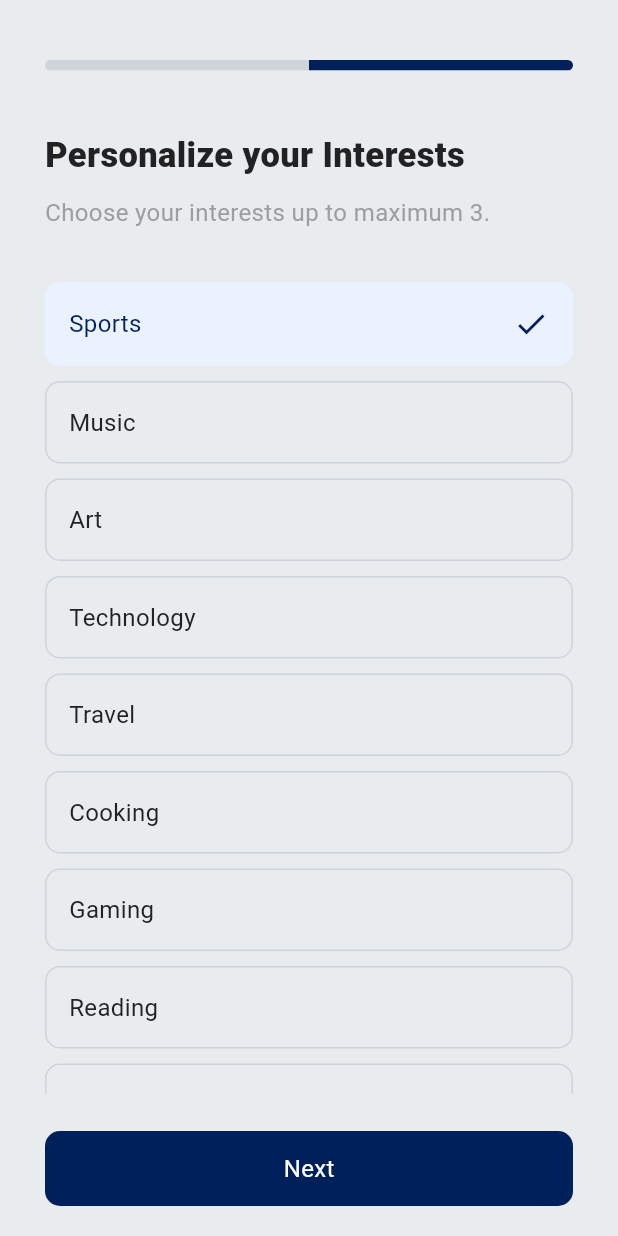
After one commit to haaem/mY-Caly-flutter, a Flutter app: the CheckInterestPage screen opened by its route, after a tap on "Sports", on a phone screen of 412 x 824 dp. The commit adds this screen. Run offline on Flutter 3.47's test engine with Material 3 defaults, Android fonts, the phone set to English and light mode, and no system bars; our stand-ins replace get, shared_preferences, table_calendar; accounts and stored records are empty; Roboto replaces fonts that are missing (SFProBold, SFProRegular).

Commit message:
Feat: 전공, 관심사 선택 페이지

```diff
--- a/lib/config/color.dart
+++ b/lib/config/color.dart
@@ -2,4 +2,7 @@ import 'package:flutter/material.dart';
 
 const primaryBlue = Color(0xff00205B);
 const primaryBlack = Color(0xff222222);
+const primaryGrey = Color(0xffCED4DA);
 const primaryTransparent = Colors.transparent;
+
+const backgroundColor = Color(0xffE9ECEF);
--- a/lib/config/routes.dart
+++ b/lib/config/routes.dart
@@ -1,8 +1,12 @@
 import 'package:get/get.dart';
+import 'package:my_caly_flutter/pages/check_interest/check_interest_page.dart';
+import 'package:my_caly_flutter/pages/check_interest/check_major_page.dart';
 import 'package:my_caly_flutter/pages/login/login_page.dart';
 import 'package:my_caly_flutter/pages/calendar/calendar_page.dart';
 
 final List<GetPage> routes = [
   GetPage(name: '/login', page: () => LoginPage(), transition: Transition.zoom),
   GetPage(name: '/calendar', page: () => const CalendarPage(), transition: Transition.fade),
+  GetPage(name: '/check_major', page: () => CheckMajorPage(), transition: Transition.fade),
+  GetPage(name: '/check_interest', page: () => CheckInterestPage(), transition: Transition.fade)
 ];
--- a/lib/main.dart
+++ b/lib/main.dart
@@ -17,6 +17,7 @@ class MyApp extends StatelessWidget {
       debugShowCheckedModeBanner: false,
       theme: ThemeData(
         primarySwatch: Colors.indigo,
+        canvasColor: Color(0xffC5C6CC)
       ),
       initialRoute: '/login',
       getPages: routes,
--- /dev/null
+++ b/lib/pages/check_interest/check_interest_page.dart
@@ -0,0 +1,174 @@
+import 'package:flutter/material.dart';
+import 'package:shared_preferences/shared_preferences.dart';
+import 'package:get/get.dart';
+import '../../config/color.dart';
+import '../../config/text/body_text.dart';
+import '../../config/text/title_text.dart';
+
+class CheckInterestPage extends StatefulWidget {
+  const CheckInterestPage({super.key});
+
+  @override
+  State<CheckInterestPage> createState() => _CheckInterestPageState();
+}
+
+class _CheckInterestPageState extends State<CheckInterestPage> {
+  final List<String> interests = [
+    'Sports',
+    'Music',
+    'Art',
+    'Technology',
+    'Travel',
+    'Cooking',
+    'Gaming',
+    'Reading',
+    'Fitness',
+    'Movies'
+  ];
+  List<String> selectedInterests = [];
+
+  void _toggleInterest(String interest) {
+    setState(() {
+      if (selectedInterests.contains(interest)) {
+        selectedInterests.remove(interest);
+      } else {
+        if (selectedInterests.length < 3) {
+          selectedInterests.add(interest);
+        } else {
+          ScaffoldMessenger.of(context).showSnackBar(
+            const SnackBar(
+              content: Text('You can select up to 3 interests.'),
+            ),
+          );
+        }
+      }
+    });
+  }
+
+  void _send() {
+    if (selectedInterests.isEmpty) {
+      ScaffoldMessenger.of(context).showSnackBar(
+        const SnackBar(
+          content: Text('Please select at least one interest.'),
+        ),
+      );
+    } else {
+      // 서버로 보내기
+      String? major;
+      String? grade;
+      SharedPreferences.getInstance().then((prefs) {
+        major = prefs.getString('selectedMajor');
+        grade = prefs.getString('selectedGrade');
+      });
+      Get.toNamed('/calendar');
+    }
+  }
+
+  @override
+  Widget build(BuildContext context) {
+    var media = MediaQuery.of(context).size;
+    var width = media.width;
+
+    return Scaffold(
+      backgroundColor: backgroundColor,
+        body: SafeArea(
+            child: Padding(
+                padding: EdgeInsets.fromLTRB(30, 40, 30, 20),
+                child: Column(
+                    crossAxisAlignment: CrossAxisAlignment.start,
+                    children: [
+                      ClipRRect(
+                        borderRadius: BorderRadius.circular(5),
+                        child: Row(
+                          children: [
+                            Container(
+                              height: 7,
+                              width: (width - 60) / 2,
+                              decoration: BoxDecoration(color: primaryGrey),
+                            ),
+                            Container(
+                              height: 7,
+                              width: (width - 60) / 2,
+                              decoration: BoxDecoration(color: primaryBlue),
+                            ),
+                          ],
+                        ),
+                      ),
+                      const SizedBox(height: 40),
+                      const TitleText(
+                        text: 'Personalize your Interests',
+                        color: primaryBlack,
+                        size: 23,
+                        weight: FontWeight.w900,
+                      ),
+                      const SizedBox(
+                        height: 10,
+                      ),
+                      const BodyText(
+                          text: 'Choose your interests up to maximum 3.', color: Colors.grey),
+                      const SizedBox(
+                        height: 30,
+                      ),
+                      Expanded(
+                        child: ListView.builder(
+                          itemCount: interests.length,
+                          itemBuilder: (context, index) {
+                            final interest = interests[index];
+                            final isSelected = selectedInterests.contains(interest);
+                            return GestureDetector(
+                              onTap: () => _toggleInterest(interest),
+                              child: Container(
+                                margin: const EdgeInsets.symmetric(vertical: 5),
+                                padding: const EdgeInsets.all(15),
+                                decoration: BoxDecoration(
+                                  color: isSelected
+                                      ? Color(0xffEAF2FF)
+                                      : primaryTransparent,
+                                  borderRadius: BorderRadius.circular(10),
+                                  border: Border.all(
+                                    color: isSelected ? primaryTransparent : primaryGrey
+                                  )
+                                ),
+                                child: Row(
+                                  mainAxisAlignment: MainAxisAlignment.spaceBetween,
+                                  children: [
+                                    Text(
+                                      interest,
+                                      style: TextStyle(
+                                        fontSize: 16,
+                                        color: isSelected ? primaryBlue : primaryBlack,
+                                      ),
+                                    ),
+                                    if (isSelected)
+                                      const Icon(Icons.check, color: primaryBlue),
+                                  ],
+                                ),
+                              ),
+                            );
+                          },
+                        ),
+                      ),
+                      SizedBox(height: 25,),
+                      GestureDetector(
+                        onTap: _send,
+                        child: Container(
+                          alignment: Alignment.center,
+                          height: 50,
+                          width: width - 40,
+                          decoration: BoxDecoration(
+                            borderRadius: BorderRadius.circular(10),
+                            color: primaryBlue,
+                          ),
+                          child: const BodyText(
+                            text: 'Next',
+                            color: Colors.white,
+                          ),
+                        ),
+                      ),
+                    ]
+                )
+            )
+        )
+    );
+  }
+}
--- a/lib/pages/login/login_page.dart
+++ b/lib/pages/login/login_page.dart
@@ -24,7 +24,7 @@ class LoginPage extends StatelessWidget {
       );
       return;
     }
-    Get.toNamed('/calendar');
+    Get.toNamed('/check_major');
   }
 
   @override
@@ -34,6 +34,7 @@ class LoginPage extends StatelessWidget {
     var height = media.height;
 
     return Scaffold(
+      backgroundColor: backgroundColor,
       body: SingleChildScrollView(
         child: Padding(
           padding: EdgeInsets.fromLTRB(20, height*0.25, 20, 20),
```
Also changed, not shown: lib/pages/check_interest/check_major_page.dart (added, +135 -0 lines), 1 other file.
